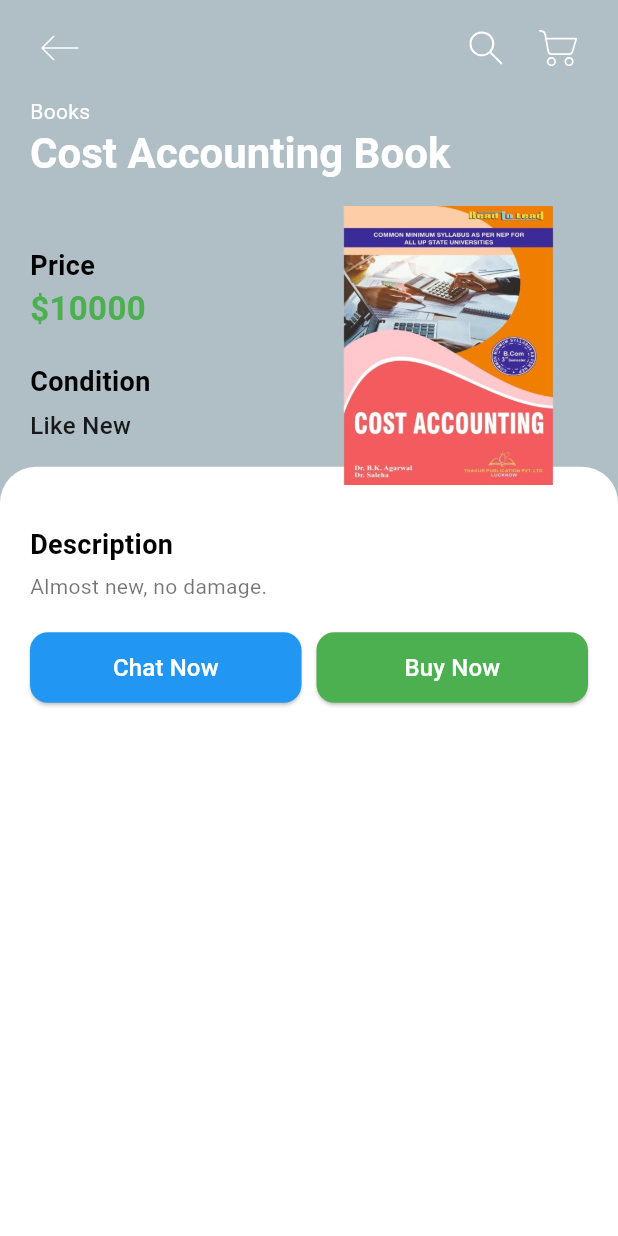
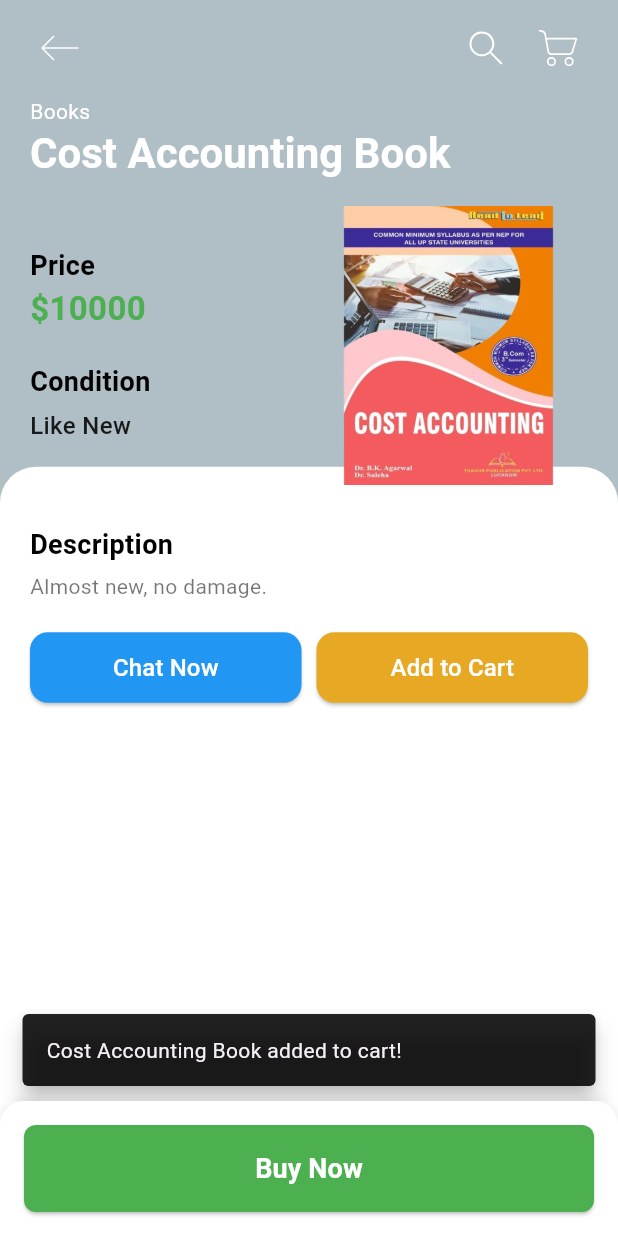
Before and after one commit to fransanityvillareal/xav_log, a Flutter app: the DetailsScreen screen opened directly with sample values from the repository, after a tap on "Buy Now", on a phone screen of 412 x 824 dp. Run offline on Flutter 3.47's test engine with Material 3 defaults, Android fonts, the light colour scheme and no system bars; our stand-ins replace flutter_svg.

Commit message:
Add DevTools configuration, update dependencies, and enhance cart functionality

```diff
--- /dev/null
+++ b/xavlog_market_place/devtools_options.yaml
@@ -0,0 +1,3 @@
+description: This file stores settings for Dart & Flutter DevTools.
+documentation: https://docs.flutter.dev/tools/devtools/extensions#configure-extension-enablement-states
+extensions:
--- a/xavlog_market_place/lib/models/product.dart
+++ b/xavlog_market_place/lib/models/product.dart
@@ -13,7 +13,7 @@ class Product {
     required this.description,
     required this.condition,
     required this.color,
-    required this.category, // Added category field
+    required this.category,
   });
 }
 
@@ -27,7 +27,7 @@ List<Product> products = [
       description: "Almost new, no damage.",
       image: "assets/images/item_1.png",
       color: const Color(0xFFB0BEC5),
-      category: "Books"), // Category added
+      category: "Books"),
 
   Product(
       id: 2,
@@ -37,7 +37,7 @@ List<Product> products = [
       description: "A comprehensive guide to C++ programming.",
       image: "assets/images/item_2.png",
       color: const Color(0xFFA1887F),
-      category: "Books"), // Category added
+      category: "Books"),
 
   Product(
       id: 3,
@@ -47,7 +47,7 @@ List<Product> products = [
       description: "Noticeable wear but fully functional.",
       image: "assets/images/item_3.png",
       color: const Color(0xFF8D6E63),
-      category: "Books"), // Category added
+      category: "Books"),
 
   Product(
       id: 4,
@@ -57,7 +57,7 @@ List<Product> products = [
       description: "Official size and weight basketball.",
       image: "assets/images/item_4.png",
       color: const Color(0xFF757575),
-      category: "PE Equipment"), // PE Equipment category
+      category: "PE Equipment"),
 
   Product(
       id: 5,
@@ -67,7 +67,7 @@ List<Product> products = [
       description: "Worn only a few times, great condition.",
       image: "assets/images/item_5.png",
       color: const Color(0xFF546E7A),
-      category: "PE Equipment"), // PE Equipment category
+      category: "PE Equipment"),
 
   Product(
     id: 6,
@@ -77,6 +77,6 @@ List<Product> products = [
     description: "Not functional, for parts or repair only.",
     image: "assets/images/item_6.png",
     color: const Color(0xFF37474F),
-    category: "Books", // Books category
+    category: "Books",
   ),
 ];
--- a/xavlog_market_place/lib/screens/cart/cart_provider.dart
+++ b/xavlog_market_place/lib/screens/cart/cart_provider.dart
@@ -1,18 +1,20 @@
 import 'package:flutter/material.dart';
 import 'package:xavlog_market_place/models/product.dart';
 
-class CartProvider with ChangeNotifier {
+class CartProvider extends ChangeNotifier {
   final List<Product> _cartItems = [];
 
   List<Product> get cartItems => _cartItems;
 
   void addToCart(Product product) {
     _cartItems.add(product);
-    notifyListeners(); // Notify UI to update
+    notifyListeners(); // Updates UI when cart changes
   }
 
   void removeFromCart(Product product) {
     _cartItems.remove(product);
     notifyListeners();
   }
+
+  int get cartCount => _cartItems.length;
 }
--- a/xavlog_market_place/lib/screens/details/components/body.dart
+++ b/xavlog_market_place/lib/screens/details/components/body.dart
@@ -1,6 +1,8 @@
 import 'package:flutter/material.dart';
 import 'package:xavlog_market_place/constants.dart';
 import 'package:xavlog_market_place/models/product.dart';
+import 'package:xavlog_market_place/screens/cart/cart_provider.dart';
+import 'package:provider/provider.dart';
 
 class Body extends StatelessWidget {
   final Product product;
@@ -16,7 +18,6 @@ class Body extends StatelessWidget {
               height: MediaQuery.of(context).size.height,
               child: Stack(
                 children: <Widget>[
-                  // White background container
                   Container(
                     margin: EdgeInsets.only(
                         top: MediaQuery.of(context).size.height * 0.3),
@@ -30,32 +31,33 @@ class Body extends StatelessWidget {
                     ),
                   ),
                   Padding(
-                    padding: const EdgeInsets.symmetric(horizontal: kDefaultPaddin),
+                    padding:
+                        const EdgeInsets.symmetric(horizontal: kDefaultPaddin),
                     child: Column(
                       crossAxisAlignment: CrossAxisAlignment.start,
                       children: <Widget>[
-                        // Category & Title
-                        Text(product.category, style: const TextStyle(color: Colors.white)),
+                        Text(product.category,
+                            style: const TextStyle(color: Colors.white)),
                         Text(
                           product.title,
-                          style: Theme.of(context).textTheme.headlineMedium!.copyWith(
+                          style: Theme.of(context)
+                              .textTheme
+                              .headlineMedium!
+                              .copyWith(
                                 color: Colors.white,
                                 fontWeight: FontWeight.bold,
                               ),
                         ),
                         const SizedBox(height: kDefaultPaddin / 2),
 
-                        // **Row Layout: Text on the Left, Image on the Right**
                         Row(
                           crossAxisAlignment: CrossAxisAlignment.center,
                           children: [
-                            // Text Content (Left)
                             Expanded(
                               flex: 2,
                               child: Column(
                                 crossAxisAlignment: CrossAxisAlignment.start,
                                 children: [
-                                  // **Price Section**
                                   const Text(
                                     "Price",
                                     style: TextStyle(
@@ -74,7 +76,6 @@ class Body extends StatelessWidget {
                                   ),
                                   const SizedBox(height: kDefaultPaddin),
 
-                                  // **Condition Section**
                                   const Text(
                                     "Condition",
                                     style: TextStyle(
@@ -94,7 +95,6 @@ class Body extends StatelessWidget {
                               ),
                             ),
 
-                            // Image (Right)
                             Expanded(
                               flex: 2,
                               child: Image.asset(
@@ -108,7 +108,6 @@ class Body extends StatelessWidget {
 
                         const SizedBox(height: kDefaultPaddin),
 
-                        // **Description Section**
                         const Text(
                           "Description",
                           style: TextStyle(
@@ -125,7 +124,6 @@ class Body extends StatelessWidget {
 
                         const SizedBox(height: kDefaultPaddin),
 
-                        // **Buttons (Chat & Buy)**
                         Row(
                           mainAxisAlignment: MainAxisAlignment.spaceBetween,
                           children: [
@@ -136,30 +134,58 @@ class Body extends StatelessWidget {
                                 },
                                 style: ElevatedButton.styleFrom(
                                   backgroundColor: Colors.blue,
-                                  padding: const EdgeInsets.symmetric(vertical: 12),
+                                  padding:
+                                      const EdgeInsets.symmetric(vertical: 12),
                                   shape: RoundedRectangleBorder(
                                     borderRadius: BorderRadius.circular(12),
                                   ),
                                 ),
                                 child: const Text("Chat Now",
-                                    style: TextStyle(fontSize: 16, color: Colors.white)),
+                                    style: TextStyle(
+                                        fontSize: 16, color: Colors.white)),
                               ),
                             ),
                             const SizedBox(width: 10),
                             Expanded(
                               child: ElevatedButton(
                                 onPressed: () {
-                                  // TODO: Implement buy functionality
+                                  Provider.of<CartProvider>(context,
+                                          listen: false)
+                                      .addToCart(product);
+
+                                  ScaffoldMessenger.of(context).showSnackBar(
+                                    SnackBar(
+                                      content: Text(
+                                        "${product.title} added to cart!",
+                                        style: const TextStyle(
+                                            color: Colors.white,
+                                            fontWeight: FontWeight.bold),
+                                      ),
+                                      duration: const Duration(seconds: 2),
+                                      backgroundColor: Colors.black87,
+                                      behavior: SnackBarBehavior
+                                          .floating,
+                                      margin: const EdgeInsets.all(
+                                          16),
+                                      shape: RoundedRectangleBorder(
+                                        borderRadius: BorderRadius.circular(
+                                            12),
+                                      ),
+                                    ),
+                                  );
                                 },
                                 style: ElevatedButton.styleFrom(
-                                  backgroundColor: Colors.green,
-                                  padding: const EdgeInsets.symmetric(vertical: 12),
+                                  backgroundColor:
+                                      const Color.fromARGB(255, 231, 169, 36),
+                                  padding:
+                                      const EdgeInsets.symmetric(vertical: 12),
                                   shape: RoundedRectangleBorder(
                                     borderRadius: BorderRadius.circular(12),
                                   ),
                                 ),
-                                child: const Text("Buy Now",
-                                    style: TextStyle(fontSize: 16, color: Colors.white)),
+                                child: const Text("Add to Cart",
+                                    style: TextStyle(
+                                        fontSize: 16, color: Colors.white)),
                               ),
                             ),
                           ],
--- a/xavlog_market_place/lib/screens/details/details_screen.dart
+++ b/xavlog_market_place/lib/screens/details/details_screen.dart
@@ -1,9 +1,12 @@
 import 'package:flutter/material.dart';
 import 'package:flutter_svg/svg.dart';
+import 'package:provider/provider.dart';
 import 'package:xavlog_market_place/models/product.dart';
 import 'package:xavlog_market_place/screens/cart/cart_screen.dart';
 import 'package:xavlog_market_place/screens/search/search_screen.dart';
-import 'package:xavlog_market_place/screens/details/components/body.dart' as details_body;
+import 'package:xavlog_market_place/screens/details/components/body.dart'
+    as details_body;
+import 'package:xavlog_market_place/screens/cart/cart_provider.dart';
 
 class DetailsScreen extends StatelessWidget {
   final Product product;
@@ -23,6 +26,8 @@ class DetailsScreen extends StatelessWidget {
           ],
         ),
       ),
+      floatingActionButton: _buildAddToCartButton(context),
+      floatingActionButtonLocation: FloatingActionButtonLocation.centerDocked,
     );
   }
 
@@ -35,7 +40,8 @@ class DetailsScreen extends StatelessWidget {
           IconButton(
             icon: SvgPicture.asset(
               "assets/icons/back.svg",
-              colorFilter: const ColorFilter.mode(Colors.white, BlendMode.srcIn),
+              colorFilter:
+                  const ColorFilter.mode(Colors.white, BlendMode.srcIn),
             ),
             onPressed: () {
               Navigator.pop(context);
@@ -46,21 +52,24 @@ class DetailsScreen extends StatelessWidget {
               IconButton(
                 icon: SvgPicture.asset(
                   "assets/icons/search.svg",
-                  colorFilter: const ColorFilter.mode(Colors.white, BlendMode.srcIn),
+                  colorFilter:
+                      const ColorFilter.mode(Colors.white, BlendMode.srcIn),
                 ),
                 onPressed: () {
-                  showSearch(context: context, delegate: ProductSearchDelegate());
+                  showSearch(
+                      context: context, delegate: ProductSearchDelegate());
                 },
               ),
               IconButton(
                 icon: SvgPicture.asset(
                   "assets/icons/cart.svg",
-                  colorFilter: const ColorFilter.mode(Colors.white, BlendMode.srcIn),
+                  colorFilter:
+                      const ColorFilter.mode(Colors.white, BlendMode.srcIn),
                 ),
                 onPressed: () {
                   Navigator.push(
                     context,
-                    MaterialPageRoute(builder: (context) =>  CartScreen()),
+                    MaterialPageRoute(builder: (context) => CartScreen()),
                   );
                 },
               ),
@@ -70,4 +79,44 @@ class DetailsScreen extends StatelessWidget {
       ),
     );
   }
+
+  Widget _buildAddToCartButton(BuildContext context) {
+    return Container(
+      padding: const EdgeInsets.all(16),
+      width: double.infinity,
+      decoration: BoxDecoration(
+        color: Colors.white,
+        borderRadius: const BorderRadius.vertical(top: Radius.circular(16)),
+        boxShadow: [
+          BoxShadow(color: Color.fromRGBO(0, 0, 0, 0.1), blurRadius: 5),
+        ],
+      ),
+      child: ElevatedButton(
+        style: ElevatedButton.styleFrom(
+            backgroundColor: Color(0xFF4CAF50),
+          padding: const EdgeInsets.symmetric(vertical: 16),
+          shape: RoundedRectangleBorder(
+            borderRadius: BorderRadius.circular(8),
+          ),
+        ),
+        onPressed: () {
+          Provider.of<CartProvider>(context, listen: false).addToCart(product);
+
+          ScaffoldMessenger.of(context).showSnackBar(
+            SnackBar(
+              content: Text("${product.title} added to cart!"),
+              duration: const Duration(seconds: 2),
+              backgroundColor: Colors.black87,
+              behavior: SnackBarBehavior.floating,
+            ),
+          );
+        },
+        child: const Text(
+          "Buy Now",
+          style: TextStyle(
+              fontSize: 18, color: Colors.white, fontWeight: FontWeight.bold),
+        ),
+      ),
+    );
+  }
 }
--- a/xavlog_market_place/lib/screens/home/components/body.dart
+++ b/xavlog_market_place/lib/screens/home/components/body.dart
@@ -25,7 +25,6 @@ class BodyState extends State<Body> {
 
   @override
   Widget build(BuildContext context) {
-    // Filter products based on the selected category
     List<Product> filteredProducts = products.where((product) {
       return product.category == categories[selectedIndex];
     }).toList();
--- a/xavlog_market_place/lib/screens/home/components/item_card.dart
+++ b/xavlog_market_place/lib/screens/home/components/item_card.dart
@@ -32,7 +32,6 @@ class ItemCard extends StatelessWidget {
           Padding(
             padding: const EdgeInsets.symmetric(vertical: kDefaultPaddin / 4),
             child: Text(
-              // products is out demo list
               product.title,
               style: const TextStyle(color: kTextLightColor),
             ),
--- a/xavlog_market_place/lib/screens/home/home_screen.dart
+++ b/xavlog_market_place/lib/screens/home/home_screen.dart
@@ -16,10 +16,10 @@ class _HomeScreenState extends State<HomeScreen> {
   @override
   Widget build(BuildContext context) {
     return Scaffold(
-      backgroundColor: Colors.white, // Set background to white
+      backgroundColor: Colors.white,
       body: Body(),
       appBar: AppBar(
-        backgroundColor: Colors.white, // AppBar background
+        backgroundColor: Colors.white,
         elevation: 0,
         leading: IconButton(
           icon: SvgPicture.asset("assets/icons/back.svg"),
--- a/xavlog_market_place/lib/screens/search/search_screen.dart
+++ b/xavlog_market_place/lib/screens/search/search_screen.dart
@@ -9,7 +9,7 @@ class ProductSearchDelegate extends SearchDelegate<String> {
       IconButton(
         icon: const Icon(Icons.clear),
         onPressed: () {
-          query = ""; // Clear search query
+          query = "";
         },
       ),
     ];
@@ -20,7 +20,7 @@ class ProductSearchDelegate extends SearchDelegate<String> {
     return IconButton(
       icon: const Icon(Icons.arrow_back),
       onPressed: () {
-        close(context, ""); // Close search bar
+        close(context, "");
       },
     );
   }
@@ -37,7 +37,7 @@ class ProductSearchDelegate extends SearchDelegate<String> {
       itemCount: results.length,
       itemBuilder: (context, index) {
         return ListTile(
-          leading: Image.asset(results[index].image, width: 50, height: 50), // Show product image
+          leading: Image.asset(results[index].image, width: 50, height: 50),
           title: Text(results[index].title),
           subtitle: Text("\$${results[index].price} - ${results[index].condition}"),
           onTap: () {
--- a/xavlog_market_place/pubspec.yaml
+++ b/xavlog_market_place/pubspec.yaml
@@ -30,7 +30,7 @@ environment:
 dependencies:
   flutter:
     sdk: flutter
-    provider: ^6.0.5
+  provider: ^6.0.5
 
   # The following adds the Cupertino Icons font to your application.
   # Use with the CupertinoIcons class for iOS style icons.
```
Also changed, not shown: xavlog_market_place/lib/main.dart (+18 -5 lines), xavlog_market_place/lib/screens/cart/cart_screen.dart (+29 -5 lines), xavlog_market_place/lib/screens/home/components/categories.dart (+4 -4 lines), xavlog_market_place/lib/screens/welcome/intro_buy.dart (+16 -21 lines), xavlog_market_place/lib/screens/welcome/intro_screen.dart (+7 -18 lines), xavlog_market_place/lib/screens/welcome/intro_seller.dart (+10 -15 lines), xavlog_market_place/pubspec.lock.
